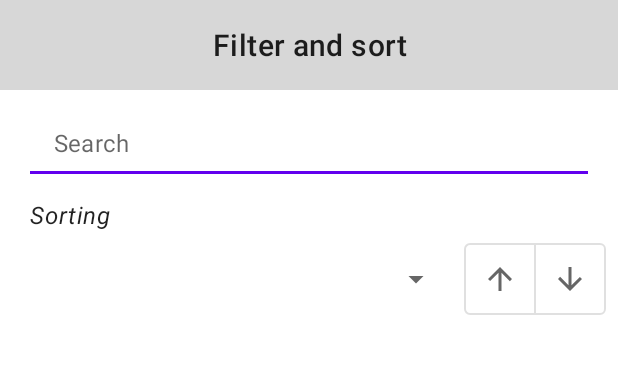
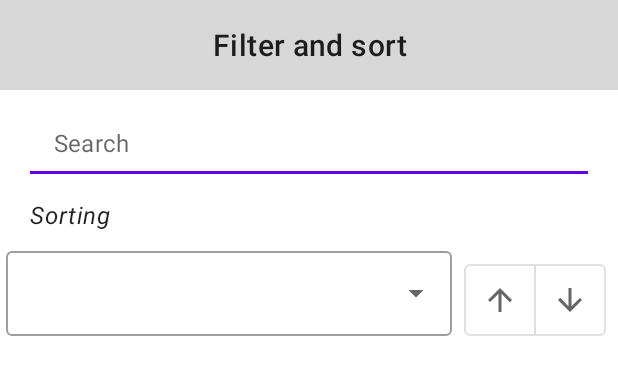
Before and after one commit to IlyaDeryabin/HabitTracker, an Android app: the layout fragment_filter.xml on its own in the app's theme, with its tools: preview values and no code run, on a phone screen of 412 x 824 dp. Shown: the top 375 px of the screen. Run offline under Robolectric (Android 15) with nearby library versions, the phone set to English and light mode, and no system bars.

Commit message:
Заменил спиннер на Dropdown menu для выбора метода сортировки

```diff
--- a/app/src/main/res/layout/fragment_filter.xml
+++ b/app/src/main/res/layout/fragment_filter.xml
@@ -1,6 +1,7 @@
 <?xml version="1.0" encoding="utf-8"?>
 <LinearLayout xmlns:android="http://schemas.android.com/apk/res/android"
     xmlns:app="http://schemas.android.com/apk/res-auto"
+    xmlns:tools="http://schemas.android.com/tools"
     android:layout_width="match_parent"
     android:layout_height="match_parent"
     android:clickable="true"
@@ -33,14 +34,14 @@
     </com.google.android.material.textfield.TextInputLayout>
 
     <com.google.android.material.textview.MaterialTextView
+        android:layout_width="wrap_content"
+        android:layout_height="wrap_content"
         android:layout_marginStart="20dp"
+        android:layout_marginTop="16dp"
+        android:layout_marginBottom="8dp"
         android:text="@string/sorting"
-        android:layout_marginTop="16dp"
-        android:textStyle="italic"
-        android:layout_marginBottom="8dp"
         android:textAppearance="?attr/textAppearanceBody1"
-        android:layout_width="wrap_content"
-        android:layout_height="wrap_content" />
+        android:textStyle="italic" />
 
     <LinearLayout
         android:layout_width="match_parent"
@@ -48,17 +49,27 @@
         android:layout_marginBottom="20dp"
         android:orientation="horizontal">
 
-        <Spinner
+        <com.google.android.material.textfield.TextInputLayout
             android:id="@+id/sorting_selector"
+            style="@style/Widget.MaterialComponents.TextInputLayout.OutlinedBox.ExposedDropdownMenu"
             android:layout_width="0dp"
             android:layout_height="wrap_content"
-            android:layout_gravity="center_vertical"
-            android:layout_weight="1" />
+            android:layout_marginStart="4dp"
+            android:layout_weight="1">
+
+            <AutoCompleteTextView
+                android:layout_width="match_parent"
+                android:layout_height="wrap_content"
+                android:focusable="false"
+                android:inputType="none"
+                tools:ignore="LabelFor" />
+        </com.google.android.material.textfield.TextInputLayout>
 
         <com.google.android.material.button.MaterialButtonToggleGroup
             android:id="@+id/sorting_direction_group"
             android:layout_width="wrap_content"
             android:layout_height="wrap_content"
+            android:layout_gravity="bottom"
             android:layout_marginHorizontal="8dp"
             app:selectionRequired="true"
             app:singleSelection="true">
```
Also changed, not shown: app/src/main/java/ru/d3rvich/habittracker/data/HabitStore.kt (+26 -22 lines), app/src/main/java/ru/d3rvich/habittracker/screens/habit_list/view/FilterFragment.kt (+16 -23 lines).
